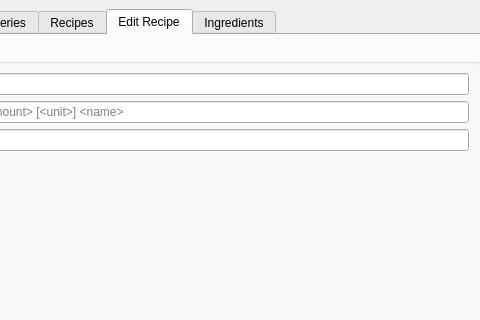
Above: dashboard.ui from benjaminogles/budget-meal-planner before the change; both pictures show x 116 to 596 and y 0 to 320 of the 1200 by 800 pixel window. Below: the same form after it.
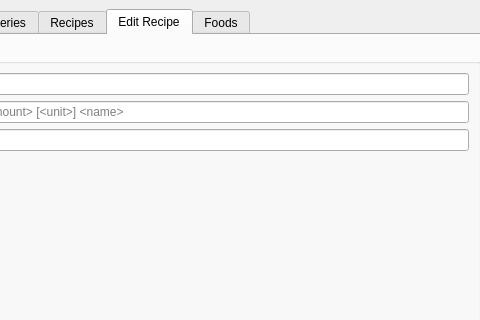
That is the form after the change.

Commit message: setup database

```diff
--- a/dashboard.ui
+++ b/dashboard.ui
@@ -179,7 +179,7 @@
       </widget>
       <widget class="QWidget" name="ingredientsTab">
        <attribute name="title">
-        <string>Ingredients</string>
+        <string>Foods</string>
        </attribute>
        <layout class="QVBoxLayout" name="verticalLayout_5">
         <item>
```
Left out of the diff: 4 changed lines with no effect on the pictures. The commit also changes 2 other files.
